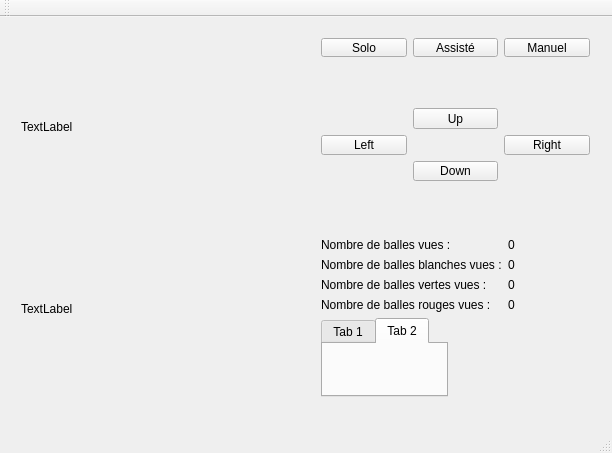
Qt form qt_projet_2A/mainwindow.ui (wasoh/project_2A) before a commit.
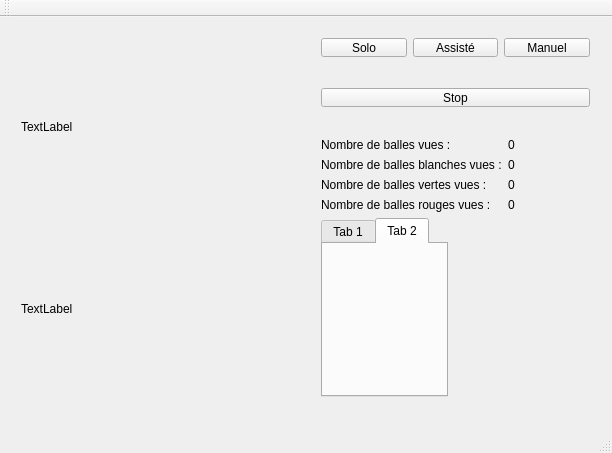
The same form after that commit.

Commit message: Ajout d'annulation des programme Button stop

The edit to the form file:
```diff
--- a/qt_projet_2A/mainwindow.ui
+++ b/qt_projet_2A/mainwindow.ui
@@ -77,9 +77,9 @@
     <property name="geometry">
      <rect>
       <x>310</x>
-      <y>210</y>
+      <y>110</y>
       <width>291</width>
-      <height>181</height>
+      <height>281</height>
      </rect>
     </property>
     <layout class="QFormLayout" name="flBallDetected">
@@ -162,37 +162,16 @@
     <property name="geometry">
      <rect>
       <x>310</x>
-      <y>80</y>
+      <y>60</y>
       <width>291</width>
-      <height>95</height>
+      <height>41</height>
      </rect>
     </property>
-    <layout class="QGridLayout" name="gridLayout">
-     <item row="0" column="2">
-      <widget class="QPushButton" name="btnUp">
+    <layout class="QVBoxLayout" name="verticalLayout_2">
+     <item>
+      <widget class="QPushButton" name="btnStop">
        <property name="text">
-        <string>Up</string>
-       </property>
-      </widget>
-     </item>
-     <item row="1" column="3">
-      <widget class="QPushButton" name="btnRight">
-       <property name="text">
-        <string>Right</string>
-       </property>
-      </widget>
-     </item>
-     <item row="2" column="2">
-      <widget class="QPushButton" name="bbtnDown">
-       <property name="text">
-        <string>Down</string>
-       </property>
-      </widget>
-     </item>
-     <item row="1" column="1">
-      <widget class="QPushButton" name="btnLeft">
-       <property name="text">
-        <string>Left</string>
+        <string>Stop</string>
        </property>
       </widget>
      </item>
```
Left out of the diff: 4 changed lines with no effect on the pictures. The commit also changes 2 other files.
